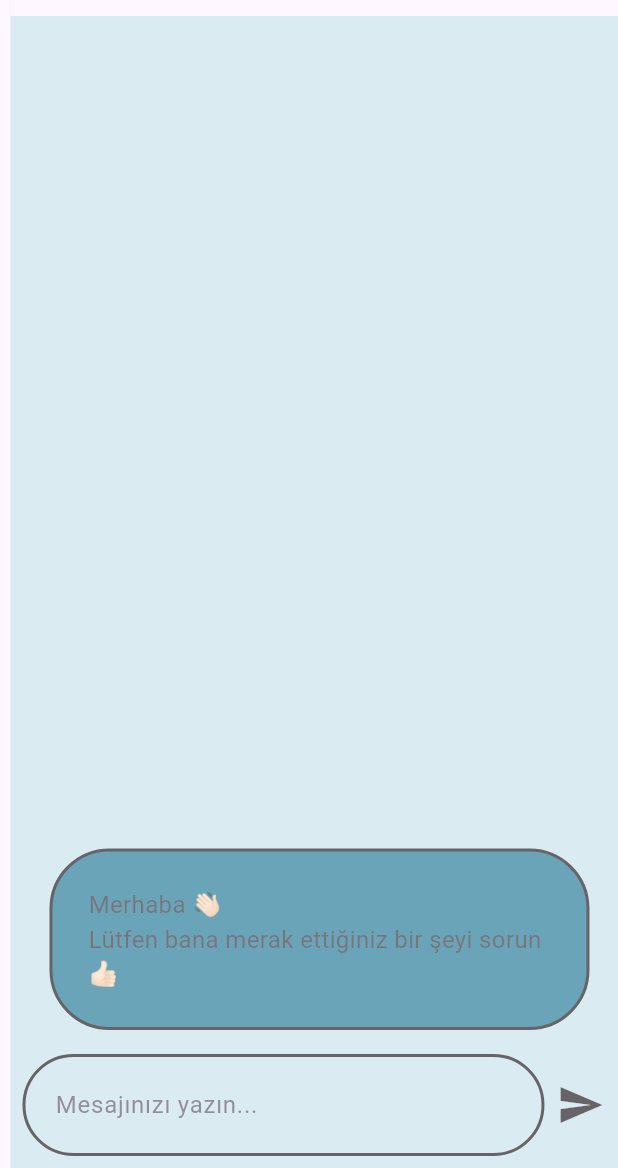
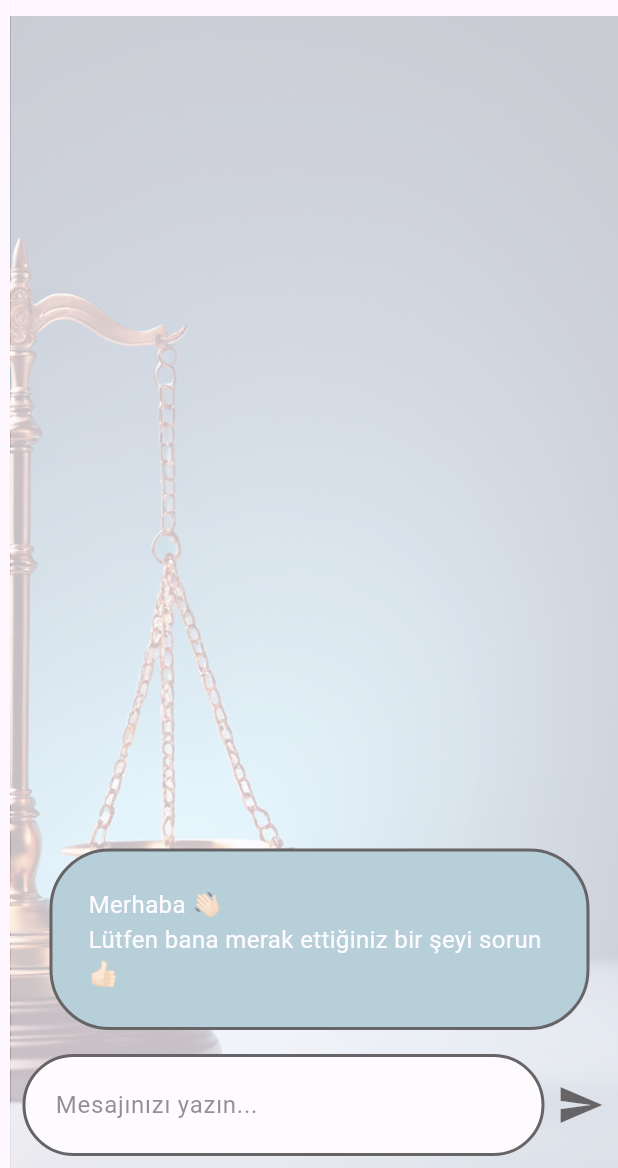
Before and after one commit to betbies/lawai, a Flutter app: the KesfetPage screen opened directly, after a tap on an icon or button, on a phone screen of 412 x 824 dp, the part 68-1236 px from its top. Run offline on Flutter 3.47's test engine with Material 3 defaults, Android fonts, the phone set to English and light mode, and no system bars; our stand-ins replace confetti, image_picker, shared_preferences; accounts and stored records are empty.

Commit message:
Your commit message

```diff
--- a/lib/pages/kesfet.dart
+++ b/lib/pages/kesfet.dart
@@ -1,7 +1,7 @@
 import 'package:flutter/material.dart';
 
 class KesfetPage extends StatefulWidget {
-  const KesfetPage({super.key});
+  const KesfetPage({Key? key}) : super(key: key);
 
   @override
   _KesfetPageState createState() => _KesfetPageState();
@@ -23,7 +23,6 @@ class _KesfetPageState extends State<KesfetPage> {
 
   int? selectedServiceIndex;
 
-  // Popüler sorular için liste oluşturma
   List<String> popularQuestions = [
     'Boşanma süreci nasıldır?',
     'Trafik cezası nasıl itiraz edilir?',
@@ -36,11 +35,9 @@ class _KesfetPageState extends State<KesfetPage> {
   Widget build(BuildContext context) {
     return Scaffold(
       backgroundColor: Colors.white,
-      floatingActionButton: null,
       body: Padding(
         padding: const EdgeInsets.symmetric(horizontal: 20.0),
         child: NestedScrollView(
-          physics: const NeverScrollableScrollPhysics(),  // Kaydırma işlevselliğini devre dışı bırakır
           headerSliverBuilder: (BuildContext context, bool innerBoxIsScrolled) {
             return <Widget>[
               const SliverToBoxAdapter(
@@ -62,8 +59,6 @@ class _KesfetPageState extends State<KesfetPage> {
                       ],
                     ),
                     SizedBox(height: 20),
-                    FadeAnimation(
-                      1.2,
                     Text(
                       'Size nasıl yardımcı olabiliriz?',
                       textAlign: TextAlign.center,
@@ -71,7 +66,6 @@ class _KesfetPageState extends State<KesfetPage> {
                         fontSize: 30,
                         color: Colors.black87,
                         fontWeight: FontWeight.bold,
-                        ),
                       ),
                     ),
                   ],
@@ -120,7 +114,10 @@ class _KesfetPageState extends State<KesfetPage> {
                 ),
               ),
               const SizedBox(height: 20),
-              const Text(
+              Container(
+                width: double.infinity,
+                child: ExpansionTile(
+                  title: const Text(
                     'Popüler Sorular',
                     style: TextStyle(
                       fontSize: 24,
@@ -128,14 +125,10 @@ class _KesfetPageState extends State<KesfetPage> {
                       fontWeight: FontWeight.bold,
                     ),
                   ),
-              const SizedBox(height: 10),
-              Expanded(
-                child: ListView.builder(
-                  itemCount: popularQuestions.length,
-                  itemBuilder: (BuildContext context, int index) {
+                  children: popularQuestions.map((question) {
                     return ListTile(
                       title: Text(
-                        popularQuestions[index],
+                        question,
                         style: const TextStyle(fontSize: 16),
                       ),
                       trailing: const Icon(Icons.arrow_forward),
@@ -145,7 +138,7 @@ class _KesfetPageState extends State<KesfetPage> {
                           builder: (BuildContext context) {
                             return AlertDialog(
                               title: const Text('Popüler Soru'),
-                              content: Text(popularQuestions[index]),
+                              content: Text(question),
                               actions: <Widget>[
                                 TextButton(
                                   child: const Text('Kapat'),
@@ -159,7 +152,7 @@ class _KesfetPageState extends State<KesfetPage> {
                         );
                       },
                     );
-                  },
+                  }).toList(),
                 ),
               ),
             ],
@@ -168,7 +161,6 @@ class _KesfetPageState extends State<KesfetPage> {
       ),
     );
   }
-
 
   Widget serviceContainer(String name, int index, {bool isSelected = false}) {
     return Stack(
@@ -232,7 +224,7 @@ class FadeAnimation extends StatelessWidget {
   final double delay;
   final Widget child;
 
-  const FadeAnimation(this.delay, this.child, {super.key});
+  const FadeAnimation(this.delay, this.child, {Key? key}) : super(key: key);
 
   @override
   Widget build(BuildContext context) {
@@ -254,7 +246,7 @@ class FadeAnimation extends StatelessWidget {
 }
 
 class ChatPage extends StatefulWidget {
-  const ChatPage({super.key});
+  const ChatPage({Key? key}) : super(key: key);
 
   @override
   _ChatPageState createState() => _ChatPageState();
@@ -263,10 +255,10 @@ class ChatPage extends StatefulWidget {
 class _ChatPageState extends State<ChatPage> {
   final TextEditingController _textController = TextEditingController();
   final List<Map<String, dynamic>> _messages = [
-    {'message': 'Merhaba 👋🏻 \nLütfen bana merak ettiğiniz bir şeyi sorun 👍🏻', 'isMe': false}
+    {'message': 'Merhaba 👋🏻 \nLütfen bana merak ettiğiniz bir şeyi sorun 👍🏻', 'isMe': false, 'color': Color(0xFF88B4BE)}
   ];
 
-  final bool _isOnline = true; // Kullanıcının çevrimiçi durumu
+  final bool _isOnline = true;
 
   @override
   Widget build(BuildContext context) {
@@ -292,7 +284,24 @@ class _ChatPageState extends State<ChatPage> {
           ],
         ),
       ),
-      body: Column(
+      body: Stack(
+        children: [
+          Positioned.fill(
+            child: Container(
+              decoration: BoxDecoration(
+                image: DecorationImage(
+                  image: AssetImage('assets/images/LAWW3.png'),
+                  fit: BoxFit.cover,
+                ),
+              ),
+            ),
+          ),
+          Positioned.fill(
+            child: Container(
+              color: Colors.white.withOpacity(0.6),
+            ),
+          ),
+          Column(
             children: [
               Expanded(
                 child: ListView.builder(
@@ -306,14 +315,14 @@ class _ChatPageState extends State<ChatPage> {
                         mainAxisAlignment: _messages[index]['isMe'] ? MainAxisAlignment.end : MainAxisAlignment.start,
                         children: [
                           _messages[index]['isMe']
-                          ? Container() // Kullanıcının mesajı olduğunda profil resmi olmayacak
+                              ? Container()
                               : Container(),
                           const SizedBox(width: 10.0),
                           Flexible(
                             child: Container(
                               padding: const EdgeInsets.all(12.0),
                               decoration: BoxDecoration(
-                            color: _messages[index]['isMe'] ? Colors.white : const Color(0xFF056C89), // Kullanıcının mesajı olduğunda arkaplan rengi beyaz olacak
+                                color: _messages[index]['color'],
                                 borderRadius: BorderRadius.circular(40.0),
                                 border: Border.all(
                                   color: Colors.black,
@@ -324,12 +333,15 @@ class _ChatPageState extends State<ChatPage> {
                                 padding: const EdgeInsets.all(12.0),
                                 child: Text(
                                   _messages[index]['message'],
-                              style: const TextStyle(fontSize: 16.0),
+                                  style: TextStyle(
+                                    fontSize: 16.0,
+                                    color: _messages[index]['isMe'] ? Colors.black : Colors.white,
                                   ),
                                 ),
                               ),
                             ),
-                      const SizedBox(width: 10.0), // Yatay boşluk ekleme
+                          ),
+                          const SizedBox(width: 10.0),
                           _messages[index]['isMe']
                               ? Container()
                               : Container(),
@@ -351,6 +363,7 @@ class _ChatPageState extends State<ChatPage> {
                             color: Colors.black,
                             width: 2.0,
                           ),
+                          color: Colors.white,
                         ),
                         child: TextField(
                           controller: _textController,
@@ -370,7 +383,7 @@ class _ChatPageState extends State<ChatPage> {
                       onPressed: () {
                         if (_textController.text.isNotEmpty) {
                           setState(() {
-                        _messages.insert(0, {'message': _textController.text, 'isMe': true});
+                            _messages.insert(0, {'message': _textController.text, 'isMe': true, 'color': Colors.white});
                             _textController.clear();
                           });
                         }
@@ -378,6 +391,8 @@ class _ChatPageState extends State<ChatPage> {
                     ),
                   ],
                 ),
+              ),
+            ],
           ),
         ],
       ),
--- a/pubspec.yaml
+++ b/pubspec.yaml
@@ -72,6 +72,7 @@ flutter:
      - assets/images/LAWW2.png
      - assets/images/LAWWCON.png
      - assets/images/LAWW1.png
+     - assets/images/LAWW3.png
   #   - images/a_dot_ham.jpeg
 
   # An image asset can refer to one or more resolution-specific "variants", see
```
Also changed, not shown: lib/pages/gecmis.dart (+47 -17 lines), lib/pages/profil.dart (+15 -0 lines), assets/images/LAWW3.png (added). Lines whose indentation alone changed are shown as unchanged.
